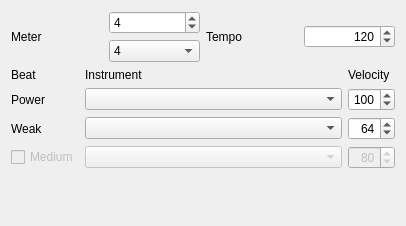
Before: the Qt Designer form app/forms/metronome_settings.ui in slobodsky/mutra, drawn with Qt 5.
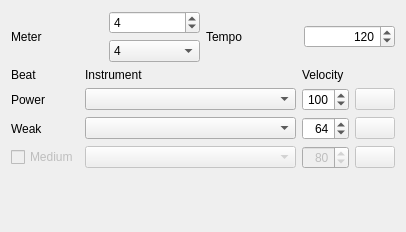
After: the same form once the commit is applied. Icons and pictures are not drawn.

Commit message: Change metronome tempo according to exercise original tempo & percent (with changes tracking).

What changed in the file:
```diff
--- a/app/forms/metronome_settings.ui
+++ b/app/forms/metronome_settings.ui
@@ -7,7 +7,7 @@
     <x>0</x>
     <y>0</y>
     <width>406</width>
-    <height>226</height>
+    <height>232</height>
    </rect>
   </property>
   <property name="windowTitle">
@@ -105,30 +105,24 @@
     </layout>
    </item>
    <item>
-    <layout class="QGridLayout" name="gridLayout" rowstretch="0,0,0,0" columnstretch="0,1,0" rowminimumheight="0,0,0,0">
-     <item row="2" column="0">
-      <widget class="QLabel" name="label_4">
+    <layout class="QGridLayout" name="gridLayout" rowstretch="0,0,0,0" columnstretch="0,1,0,0" rowminimumheight="0,0,0,0">
+     <item row="0" column="0">
+      <widget class="QLabel" name="label_6">
        <property name="text">
-        <string>Weak</string>
+        <string>Beat</string>
        </property>
       </widget>
      </item>
-     <item row="3" column="2">
-      <widget class="QSpinBox" name="MediumVelocity">
+     <item row="1" column="1">
+      <widget class="QComboBox" name="PowerNote"/>
+     </item>
+     <item row="3" column="0">
+      <widget class="QCheckBox" name="checkBox">
        <property name="enabled">
         <bool>false</bool>
        </property>
-       <property name="alignment">
-        <set>Qt::AlignRight|Qt::AlignTrailing|Qt::AlignVCenter</set>
-       </property>
-       <property name="maximum">
-        <number>127</number>
-       </property>
-       <property name="stepType">
-        <enum>QAbstractSpinBox::AdaptiveDecimalStepType</enum>
-       </property>
-       <property name="value">
-        <number>80</number>
+       <property name="text">
+        <string>Medium</string>
        </property>
       </widget>
      </item>
@@ -139,9 +133,6 @@
        </property>
       </widget>
      </item>
-     <item row="1" column="1">
-      <widget class="QComboBox" name="PowerNote"/>
-     </item>
      <item row="1" column="2">
       <widget class="QSpinBox" name="PowerVelocity">
        <property name="alignment">
@@ -158,9 +149,23 @@
        </property>
       </widget>
      </item>
+     <item row="0" column="2">
+      <widget class="QLabel" name="label_8">
+       <property name="text">
+        <string>Velocity</string>
+       </property>
+      </widget>
+     </item>
      <item row="2" column="1">
       <widget class="QComboBox" name="WeakNote"/>
      </item>
+     <item row="2" column="0">
+      <widget class="QLabel" name="label_4">
+       <property name="text">
+        <string>Weak</string>
+       </property>
+      </widget>
+     </item>
      <item row="2" column="2">
       <widget class="QSpinBox" name="WeakVelocity">
        <property name="alignment">
@@ -177,6 +182,25 @@
        </property>
       </widget>
      </item>
+     <item row="3" column="2">
+      <widget class="QSpinBox" name="MediumVelocity">
+       <property name="enabled">
+        <bool>false</bool>
+       </property>
+       <property name="alignment">
+        <set>Qt::AlignRight|Qt::AlignTrailing|Qt::AlignVCenter</set>
+       </property>
+       <property name="maximum">
+        <number>127</number>
+       </property>
+       <property name="stepType">
+        <enum>QAbstractSpinBox::AdaptiveDecimalStepType</enum>
+       </property>
+       <property name="value">
+        <number>80</number>
+       </property>
+      </widget>
+     </item>
      <item row="3" column="1">
       <widget class="QComboBox" name="MediumNote">
        <property name="enabled">
@@ -184,13 +208,6 @@
        </property>
       </widget>
      </item>
-     <item row="0" column="0">
-      <widget class="QLabel" name="label_6">
-       <property name="text">
-        <string>Beat</string>
-       </property>
-      </widget>
-     </item>
      <item row="0" column="1">
       <widget class="QLabel" name="label_7">
        <property name="text">
@@ -198,20 +215,44 @@
        </property>
       </widget>
      </item>
-     <item row="0" column="2">
-      <widget class="QLabel" name="label_8">
+     <item row="1" column="3">
+      <widget class="QPushButton" name="PlayStrong">
+       <property name="enabled">
+        <bool>false</bool>
+       </property>
        <property name="text">
-        <string>Velocity</string>
+        <string/>
        </property>
+       <property name="icon">
+        <iconset theme="media-playback-start"/>
+       </property>
       </widget>
      </item>
-     <item row="3" column="0">
-      <widget class="QCheckBox" name="checkBox">
+     <item row="2" column="3">
+      <widget class="QPushButton" name="PlayWeak">
        <property name="enabled">
         <bool>false</bool>
        </property>
        <property name="text">
-        <string>Medium</string>
+        <string/>
+       </property>
+       <property name="icon">
+        <iconset theme="media-playback-start">
+         <normaloff>.</normaloff>.</iconset>
+       </property>
+      </widget>
+     </item>
+     <item row="3" column="3">
+      <widget class="QPushButton" name="PlayMedium">
+       <property name="enabled">
+        <bool>false</bool>
+       </property>
+       <property name="text">
+        <string/>
+       </property>
+       <property name="icon">
+        <iconset theme="media-playback-start">
+         <normaloff>.</normaloff>.</iconset>
        </property>
       </widget>
      </item>
```
The commit also changes 3 other files.
